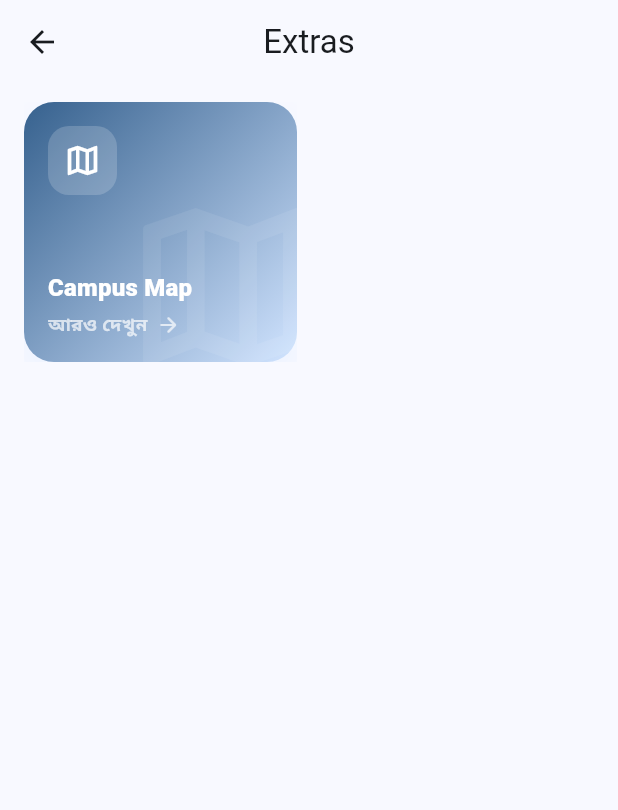
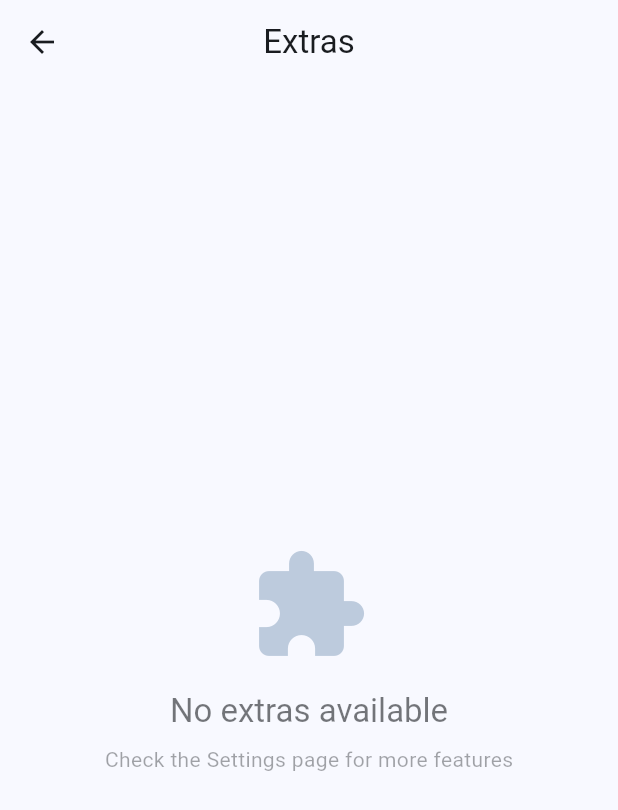
Before and after one commit to SharafatKarim/pstu-diary, a Flutter app: the Extras screen opened directly, on a phone screen of 412 x 824 dp. Shown: the top 810 px of the screen. Run offline on Flutter 3.47's test engine with Material 3 defaults, Android fonts, the phone set to English and light mode, and no system bars; our stand-ins replace flutter_dotenv, go_router, shared_preferences, supabase_flutter; missing offline and left inert: pluto_grid, supabase_auth_ui; accounts and stored records are empty.

Commit message:
Move campus map from Extras to Settings page
Co-authored-by: SharafatKarim <93897936+SharafatKarim@users.noreply.github.com>

```diff
--- a/lib/pages/extras.dart
+++ b/lib/pages/extras.dart
@@ -1,6 +1,4 @@
-import 'package:diary/shared/constants.dart';
 import 'package:flutter/material.dart';
-import 'package:url_launcher/url_launcher.dart';
 
 class Extras extends StatefulWidget {
   const Extras({super.key});
@@ -15,9 +13,8 @@ class _ExtrasState extends State<Extras> {
     final theme = Theme.of(context);
     final cs = theme.colorScheme;
 
-    final pages = [
-      {'title': 'Campus Map', 'icon': Icons.map_outlined},
-    ];
+    // Campus Map has been moved to Settings page
+    final pages = <Map<String, dynamic>>[];
 
     final palettes = [
       [cs.primary, cs.primaryContainer],
@@ -39,7 +36,34 @@ class _ExtrasState extends State<Extras> {
         centerTitle: true,
       ),
       body: SafeArea(
-        child: GridView.builder(
+        child: pages.isEmpty
+            ? Center(
+                child: Column(
+                  mainAxisAlignment: MainAxisAlignment.center,
+                  children: [
+                    Icon(
+                      Icons.extension_rounded,
+                      size: 80,
+                      color: cs.primary.withValues(alpha: 0.3),
+                    ),
+                    const SizedBox(height: 16),
+                    Text(
+                      'No extras available',
+                      style: theme.textTheme.titleLarge?.copyWith(
+                        color: cs.onSurface.withValues(alpha: 0.6),
+                      ),
+                    ),
+                    const SizedBox(height: 8),
+                    Text(
+                      'Check the Settings page for more features',
+                      style: theme.textTheme.bodyMedium?.copyWith(
+                        color: cs.onSurface.withValues(alpha: 0.4),
+                      ),
+                    ),
+                  ],
+                ),
+              )
+            : GridView.builder(
                 padding: const EdgeInsets.fromLTRB(16, 12, 16, 24),
                 itemCount: pages.length,
                 gridDelegate: SliverGridDelegateWithFixedCrossAxisCount(
@@ -62,12 +86,7 @@ class _ExtrasState extends State<Extras> {
                     color: Colors.transparent,
                     child: InkWell(
                       borderRadius: BorderRadius.circular(20),
-                onTap: () {
-                  if (item['title'] == 'Campus Map') {
-                    final url = Constants.googleMap;
-                    launchUrl(Uri.parse(url));
-                  }
-                },
+                      onTap: () {},
                       child: Ink(
                         decoration: BoxDecoration(
                           borderRadius: BorderRadius.circular(20),
@@ -103,7 +122,8 @@ class _ExtrasState extends State<Extras> {
                                 children: [
                                   Container(
                                     decoration: BoxDecoration(
-                                color: Colors.white.withValues(alpha: 0.18),
+                                      color:
+                                          Colors.white.withValues(alpha: 0.18),
                                       borderRadius: BorderRadius.circular(14),
                                     ),
                                     padding: const EdgeInsets.all(10),
--- a/lib/pages/settings.dart
+++ b/lib/pages/settings.dart
@@ -5,6 +5,7 @@ import 'package:diary/shared/constants.dart';
 import 'package:flutter/material.dart';
 import 'package:go_router/go_router.dart';
 import 'package:provider/provider.dart';
+import 'package:url_launcher/url_launcher.dart';
 
 class Settings extends StatefulWidget {
   const Settings({super.key});
@@ -41,7 +42,6 @@ class _SettingsState extends State<Settings> {
   Widget build(BuildContext context) {
     final themeProvider = Provider.of<ThemeProvider>(context);
     // TODO: Set some settings via SettingsProvider
-    // TODO: Move campus map to here
 
     final settingsProvider = Provider.of<SettingsProvider>(context);
 
@@ -143,6 +143,16 @@ class _SettingsState extends State<Settings> {
       children: [
         _sectionHeader('More'),
         _card([
+          ListTile(
+            leading: const Icon(Icons.map_outlined),
+            title: const Text('Campus Map'),
+            trailing: const Icon(Icons.open_in_new),
+            onTap: () {
+              final url = Constants.googleMap;
+              launchUrl(Uri.parse(url));
+            },
+          ),
+          const Divider(height: 0),
           ListTile(
             leading: const Icon(Icons.help_outline),
             title: const Text('Help Center'),
```
Lines whose indentation alone changed are shown as unchanged.
